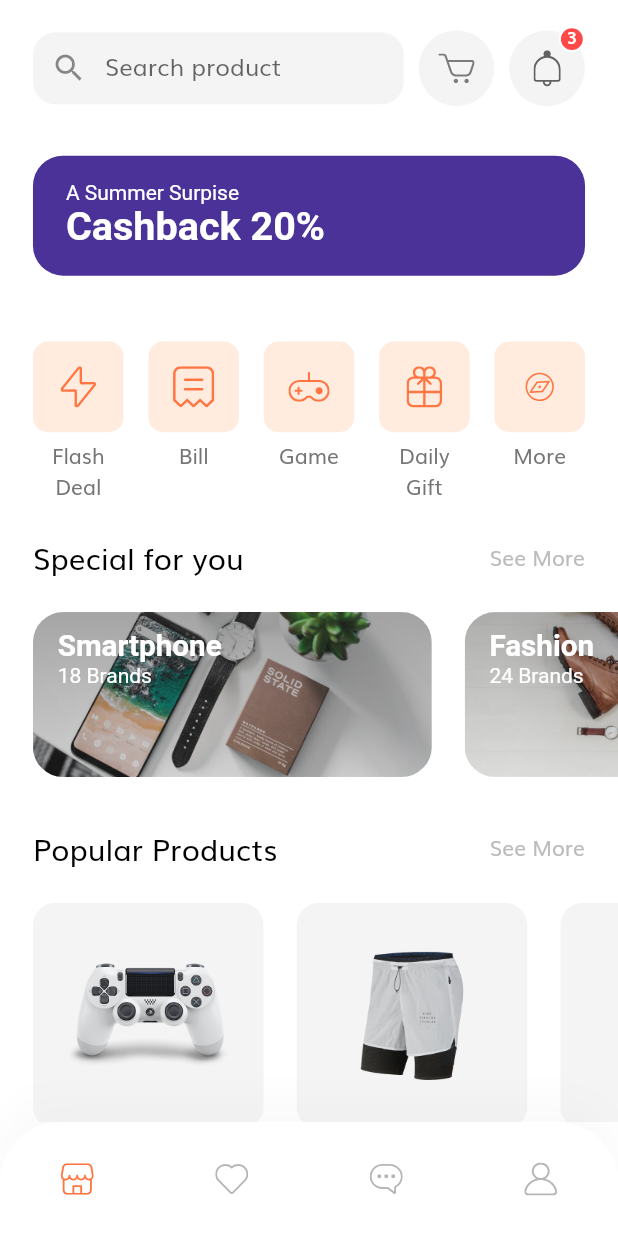
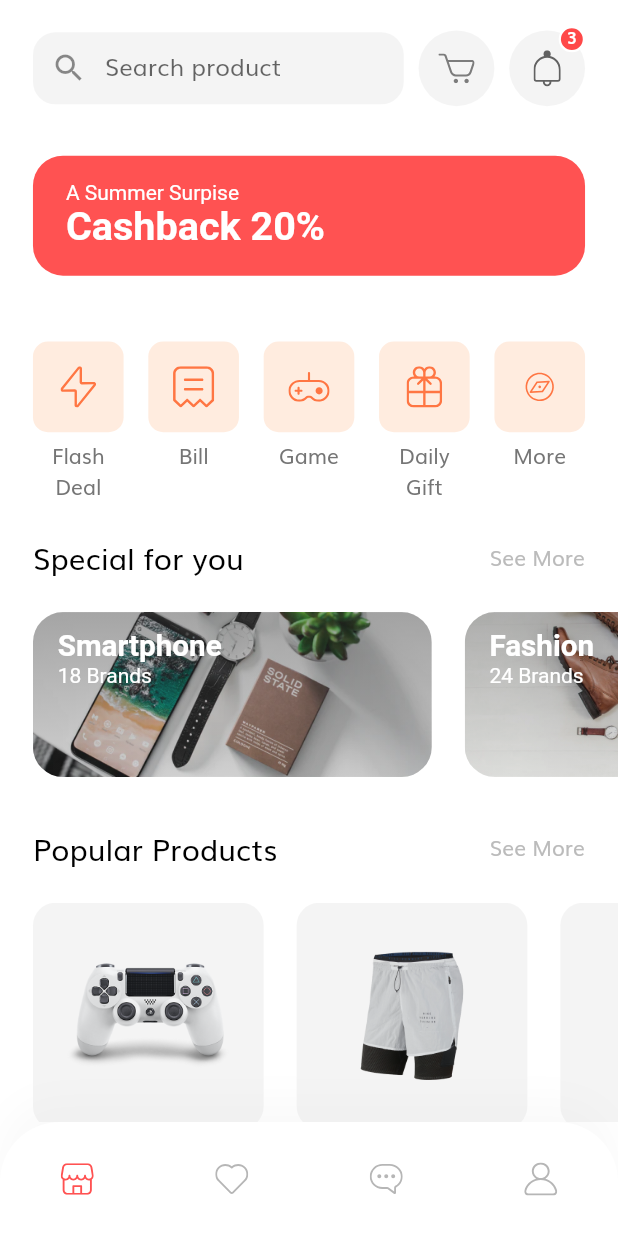
Before and after one commit to Aashrit-Garg/E-Commerce, a Flutter app: the HomeScreen screen opened by its route, on a phone screen of 412 x 824 dp. Run offline on Flutter 3.47's test engine with Material 2 defaults, Android fonts, the phone set to English and light mode, and no system bars; our stand-ins replace adaptive_dialog, cloud_firestore, firebase_auth, firebase_core, flutter_svg, fluttertoast and 1 more; missing offline and left inert: razorpay_flutter; accounts and stored records are empty.

```diff
--- a/lib/Home/DiscountBanner.dart
+++ b/lib/Home/DiscountBanner.dart
@@ -1,3 +1,4 @@
+import 'package:ecommerce/constants.dart';
 import 'package:flutter/material.dart';
 
 import '../size_config.dart';
@@ -18,7 +19,7 @@ class DiscountBanner extends StatelessWidget {
         vertical: getProportionateScreenWidth(15),
       ),
       decoration: BoxDecoration(
-        color: Color(0xFF4A3298),
+        color: kPrimaryColor,
         borderRadius: BorderRadius.circular(20),
       ),
       child: Text.rich(
--- a/lib/constants.dart
+++ b/lib/constants.dart
@@ -1,8 +1,8 @@
 import 'package:ecommerce/size_config.dart';
 import 'package:flutter/material.dart';
 
-const kPrimaryColor = Color(0xFFFF7643);
-const kPrimaryLightColor = Color(0xFFFFECDF);
+const kPrimaryColor = Colors.redAccent;
+const kPrimaryLightColor = Colors.white;
 const kPrimaryGradientColor = LinearGradient(
   begin: Alignment.topLeft,
   end: Alignment.bottomRight,
```
Also changed, not shown: 1.jpg (added), 1 other file.
